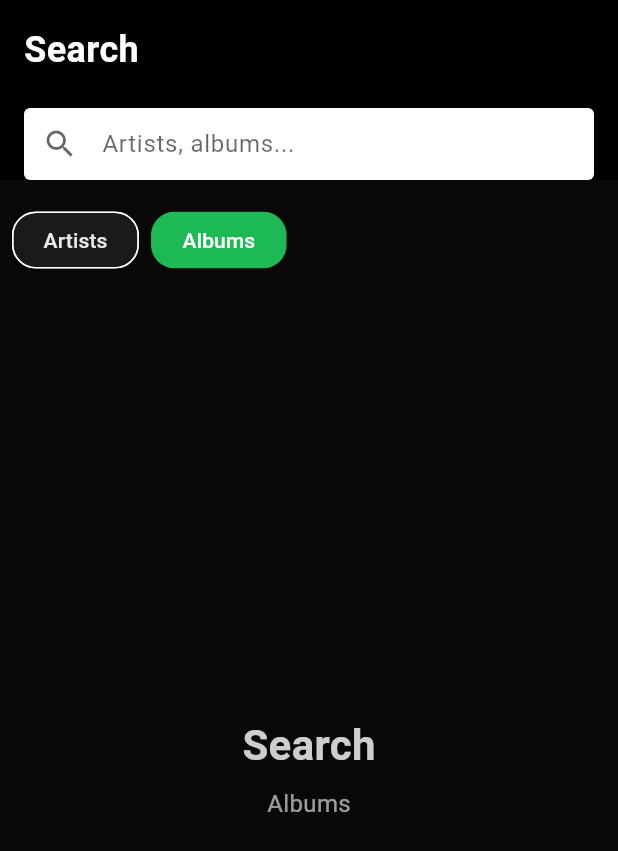
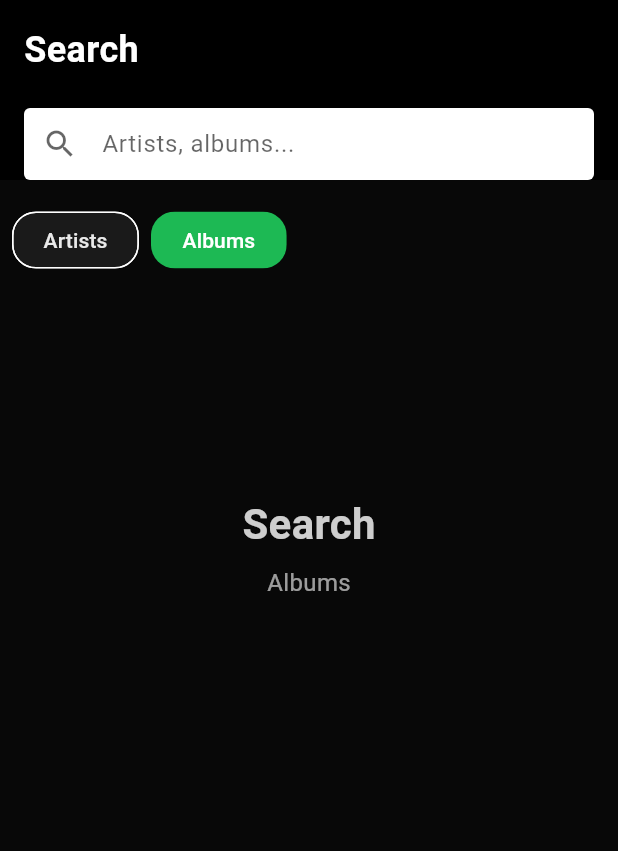
Before and after one commit to manukj/spotify-flutter-clone, a Flutter app: the screen it shows after launch, after a tap on "Albums", on a phone screen of 412 x 824 dp. Shown: the top 851 px of the screen. Run offline on Flutter 3.47's test engine with Material 3 defaults, Android fonts, the phone set to English and light mode, and no system bars; our stand-ins replace dio, flutter_dotenv, get, get_storage, logger.

Commit message:
Fixed Sliver issue and updated artist and album widget

```diff
--- a/lib/features/search/presentation/pages/home_page.dart
+++ b/lib/features/search/presentation/pages/home_page.dart
@@ -54,28 +54,27 @@ class HomePage extends GetView<spotify.SearchController> {
             ],
             body: CustomScrollView(
               slivers: [
-                SliverPadding(
-                  padding: const EdgeInsets.symmetric(horizontal: 8.0),
-                  sliver: SliverToBoxAdapter(
-                    child: Column(
-                      children: const [
-                        SpotifyFilterChips(),
-                      ],
-                    ),
+                // Filter chips as a non-scrollable box.
+                SliverToBoxAdapter(
+                  child: Padding(
+                    padding: const EdgeInsets.symmetric(horizontal: 8.0),
+                    child: const SpotifyFilterChips(),
                   ),
                 ),
-                SliverFillRemaining(
-                  hasScrollBody: true,
+                // Info and Loader widget
+                SliverToBoxAdapter(
                   child: Padding(
                     padding: const EdgeInsets.symmetric(horizontal: 16.0),
-                    child: Column(
-                      children: const [
-                        InfoAndLoader(),
-                        AlbumList(),
-                        ArtistList(),
-                      ],
-                    ),
+                    child: const InfoAndLoader(),
                   ),
+                ),
+                // Albums Grid
+                const AlbumList(),
+                // Artists List
+                const ArtistList(),
+                // Add extra spacing at the bottom if needed.
+                SliverToBoxAdapter(
+                  child: SizedBox(height: 100),
                 ),
               ],
             ),
--- a/lib/features/search/presentation/widgets/album_list.dart
+++ b/lib/features/search/presentation/widgets/album_list.dart
@@ -15,21 +15,25 @@ class AlbumList extends GetView<spotify.SearchController> {
           !controller.isLoading.value;
 
       if (!showAlbums) {
-        return const SizedBox.shrink();
+        return const SliverToBoxAdapter(
+          key: Key('empty_album_widget'),
+          child: SizedBox.shrink(),
+        );
       }
-      return Expanded(
-        child: GridView.builder(
+
+      return SliverGrid(
         gridDelegate: const SliverGridDelegateWithFixedCrossAxisCount(
           crossAxisCount: 2,
           childAspectRatio: 0.8,
           crossAxisSpacing: 16,
           mainAxisSpacing: 16,
         ),
-          itemCount: controller.albumsResponse.value?.items.length ?? 0,
-          itemBuilder: (context, index) {
+        delegate: SliverChildBuilderDelegate(
+          (context, index) {
             final album = controller.albumsResponse.value!.items[index];
             return AlbumItem(album: album);
           },
+          childCount: controller.albumsResponse.value?.items.length ?? 0,
         ),
       );
     });
--- a/lib/features/search/presentation/widgets/artist_list.dart
+++ b/lib/features/search/presentation/widgets/artist_list.dart
@@ -15,15 +15,18 @@ class ArtistList extends GetView<spotify.SearchController> {
           !controller.isLoading.value;
 
       if (!showArtists) {
-        return const SizedBox.shrink();
+        return const SliverToBoxAdapter(
+          key: Key('empty_artist_widget'),
+          child: SizedBox.shrink(),
+        );
       }
-      return Expanded(
-        child: ListView.builder(
-          itemCount: controller.artistsResponse.value?.items.length ?? 0,
-          itemBuilder: (context, index) {
+      return SliverList(
+        delegate: SliverChildBuilderDelegate(
+          (context, index) {
             final artist = controller.artistsResponse.value!.items[index];
             return ArtistItem(artist: artist);
           },
+          childCount: controller.artistsResponse.value?.items.length ?? 0,
         ),
       );
     });
--- a/lib/features/search/presentation/widgets/info_and_loader.dart
+++ b/lib/features/search/presentation/widgets/info_and_loader.dart
@@ -10,7 +10,9 @@ class InfoAndLoader extends GetView<spotify.SearchController> {
   Widget build(BuildContext context) {
     return Obx(() {
       if (controller.isLoading.value) {
-        return Expanded(
+        return SizedBox(
+          height: MediaQuery.of(context).size.height *
+              0.4, // Adjust height as needed
           child: const Center(
             child: CircularProgressIndicator(),
           ),
@@ -18,31 +20,31 @@ class InfoAndLoader extends GetView<spotify.SearchController> {
       }
 
       if (controller.error.value != null) {
-        return _buildErrorState();
+        return _buildErrorState(context);
       }
 
       if (controller.query.value.isEmpty) {
-        return _buildEmptySearchState();
+        return _buildEmptySearchState(context);
       }
 
       if (controller.isArtistSelected.value &&
           controller.artistsResponse.value?.items.isEmpty == true) {
-        return _buildNoResultsState('Artists');
+        return _buildNoResultsState(context, 'Artists');
       }
 
       if (controller.isAlbumSelected.value &&
           controller.albumsResponse.value?.items.isEmpty == true) {
-        return _buildNoResultsState('Albums');
+        return _buildNoResultsState(context, 'Albums');
       }
 
-      return const SizedBox(width: 0, height: 0);
+      return const SizedBox.shrink();
     });
   }
 
-  Widget _buildEmptySearchState() {
+  Widget _buildEmptySearchState(BuildContext context) {
     final searchType = controller.isArtistSelected.value ? 'Artists' : 'Albums';
-    return Expanded(
-      child: SizedBox(
+    return SizedBox(
+      height: MediaQuery.of(context).size.height * 0.4,
       width: double.infinity,
       child: Column(
         mainAxisAlignment: MainAxisAlignment.center,
@@ -65,13 +67,12 @@ class InfoAndLoader extends GetView<spotify.SearchController> {
           ),
         ],
       ),
-      ),
     );
   }
 
-  Widget _buildNoResultsState(String type) {
-    return Expanded(
-      child: SizedBox(
+  Widget _buildNoResultsState(BuildContext context, String type) {
+    return SizedBox(
+      height: MediaQuery.of(context).size.height * 0.4,
       width: double.infinity,
       child: Column(
         mainAxisAlignment: MainAxisAlignment.center,
@@ -94,13 +95,12 @@ class InfoAndLoader extends GetView<spotify.SearchController> {
           ),
         ],
       ),
-      ),
     );
   }
 
-  Widget _buildErrorState() {
-    return Expanded(
-      child: SizedBox(
+  Widget _buildErrorState(BuildContext context) {
+    return SizedBox(
+      height: MediaQuery.of(context).size.height * 0.4,
       width: double.infinity,
       child: Column(
         mainAxisAlignment: MainAxisAlignment.center,
@@ -124,7 +124,6 @@ class InfoAndLoader extends GetView<spotify.SearchController> {
           ),
         ],
       ),
-      ),
     );
   }
 }
```
Also changed, not shown: 2 other files. Lines whose indentation alone changed are shown as unchanged.
